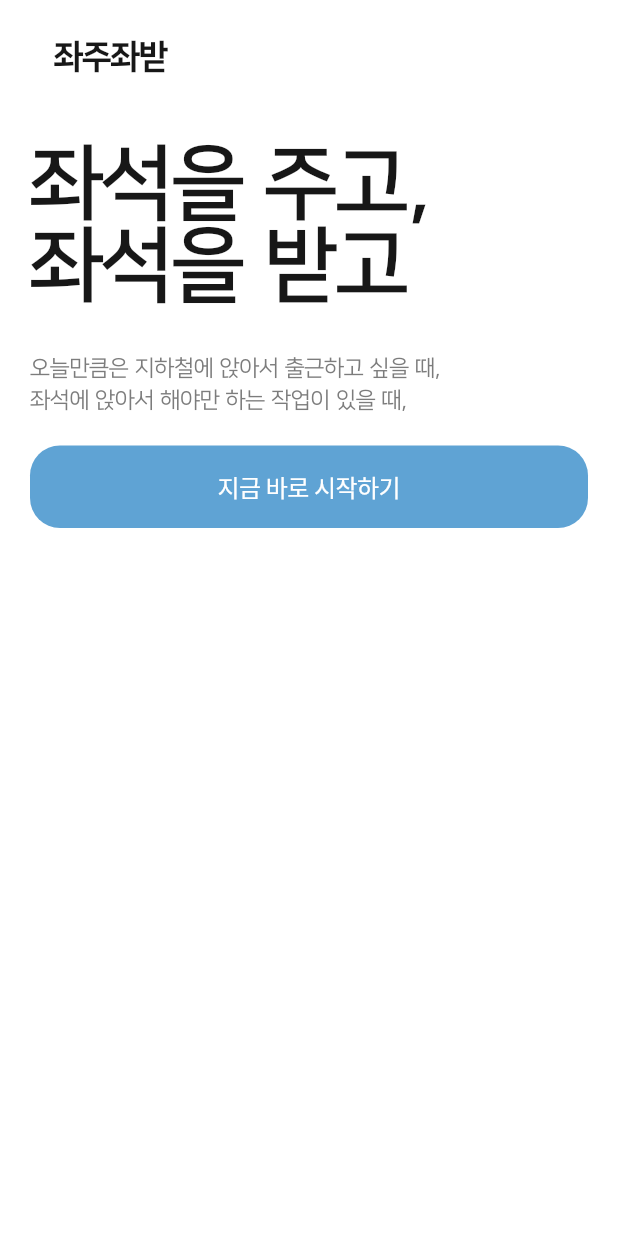
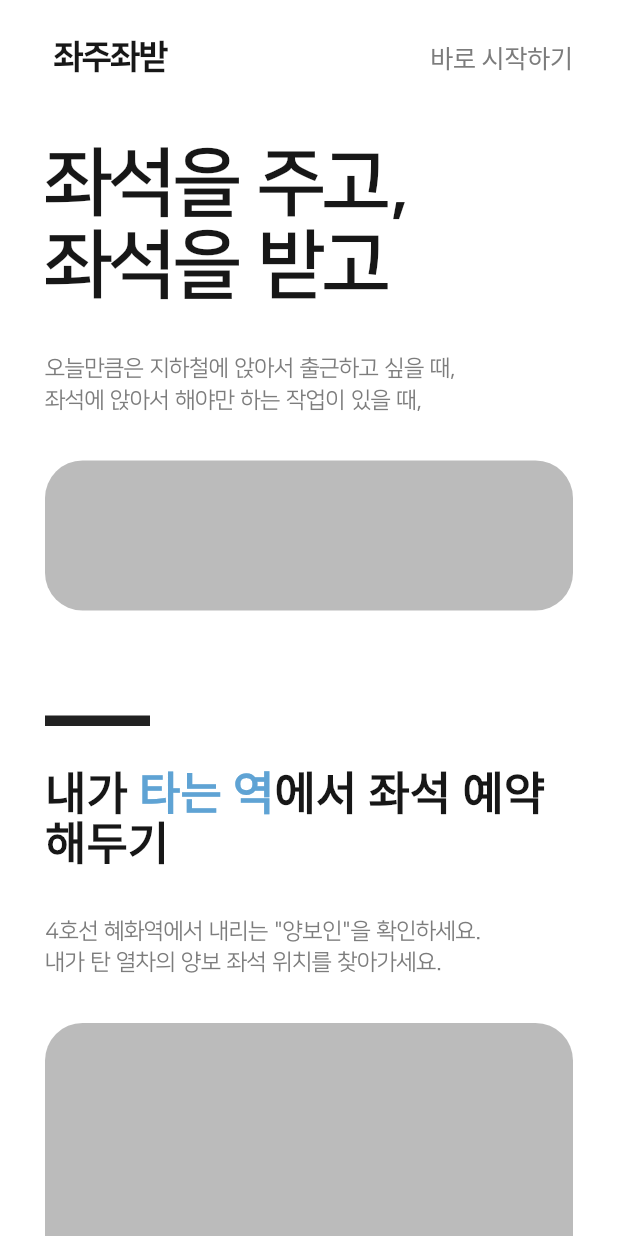
Before and after one commit to celeste0423/subway-seat, a Flutter app: the screen it shows after launch, on a phone screen of 412 x 824 dp. Run offline on Flutter 3.47's test engine with Material 3 defaults, Android fonts, the phone set to English and light mode, and no system bars; our stand-ins replace cloud_firestore, firebase_analytics, firebase_auth, firebase_core, get, google_sign_in and 1 more; missing offline and left inert: amplitude_flutter, google_sign_in_platform_interface, google_sign_in_web; accounts and stored records are empty.

Commit message:
랜딩페이지 디자인

```diff
--- a/lib/helpers/analytics.dart
+++ b/lib/helpers/analytics.dart
@@ -10,7 +10,7 @@ class Analytics {
 
   Future<void> init() async {
     googleAnalytics.setAnalyticsCollectionEnabled(true);
-    amplitudeAnalytics.init('e0ce8fd6fc83abd8be70d7fb7583bab7');
+    // amplitudeAnalytics.init('e0ce8fd6fc83abd8be70d7fb7583bab7');
   }
 
   Future<void> logEvent(
@@ -23,8 +23,8 @@ class Analytics {
       parameters: parameters,
     );
     //aa
-    await amplitudeAnalytics.logEvent(name, eventProperties: parameters);
-    print('log 전송');
+    // await amplitudeAnalytics.logEvent(name, eventProperties: parameters);
+    // print('log 전송');
   }
 
   Future<void> logAppOpen() async {
--- a/lib/landing/home/my_home_page.dart
+++ b/lib/landing/home/my_home_page.dart
@@ -1,3 +1,4 @@
+import 'package:flutter/cupertino.dart';
 import 'package:flutter/material.dart';
 import 'package:get/get.dart';
 import 'package:subway_seat/helpers/analytics.dart';
@@ -14,6 +15,29 @@ class MyHomePage extends StatefulWidget {
 }
 
 class _MyHomePageState extends State<MyHomePage> {
+  PreferredSizeWidget appBar() {
+    return AppBar(
+      backgroundColor: Colors.transparent,
+      centerTitle: false,
+      title: TitleText(text: '좌주좌받'),
+      actions: [
+        CupertinoButton(
+          padding: EdgeInsets.only(right: 30),
+          onPressed: () {
+            Analytics().logEvent('login_button', null);
+            Get.to(() => const Root());
+          },
+          child: Text(
+            '바로 시작하기',
+            style: TextStyle(
+              color: CustomColors.greyText,
+            ),
+          ),
+        ),
+      ],
+    );
+  }
+
   Widget mainContent() {
     return Container(
       width: double.infinity,
@@ -27,8 +51,8 @@ class _MyHomePageState extends State<MyHomePage> {
             style: TextStyle(
               color: CustomColors.blackText,
               fontWeight: FontWeight.bold,
-              height: 1,
-              fontSize: 55,
+              height: 1.1,
+              fontSize: 50,
             ),
           ),
           SizedBox(height: 30),
@@ -40,35 +64,171 @@ class _MyHomePageState extends State<MyHomePage> {
               fontSize: 15,
             ),
           ),
+          SizedBox(
+            height: 30,
+          ),
+          Container(
+            width: double.infinity,
+            height: 100,
+            decoration: BoxDecoration(
+              color: CustomColors.greyBackground,
+              borderRadius: BorderRadius.circular(25),
+            ),
+          ),
+        ],
+      ),
+    );
+  }
+
+  Widget subContent() {
+    return Container(
+      width: double.infinity,
+      padding: const EdgeInsets.symmetric(vertical: 20),
+      child: Column(
+        crossAxisAlignment: CrossAxisAlignment.start,
+        children: [
+          Container(
+            height: 7,
+            width: 70,
+            margin: const EdgeInsets.symmetric(vertical: 30),
+            color: CustomColors.mainBlack,
+          ),
+          RichText(
+            text: TextSpan(
+              style: TextStyle(
+                color: CustomColors.blackText,
+                fontWeight: FontWeight.bold,
+                height: 1.1,
+                fontSize: 30,
+              ),
+              children: [
+                TextSpan(
+                  text: '내가 ',
+                ),
+                TextSpan(
+                  text: '타는 역',
+                  style: TextStyle(
+                    color: CustomColors.mainBlue,
+                  ),
+                ),
+                TextSpan(
+                  text: '에서 좌석 예약해두기 ',
+                ),
+              ],
+            ),
+          ),
+          SizedBox(height: 30),
+          Text(
+            '4호선 혜화역에서 내리는 "양보인"을 확인하세요.\n내가 탄 열차의 양보 좌석 위치를 찾아가세요.',
+            textAlign: TextAlign.start,
+            style: TextStyle(
+              color: CustomColors.greyText,
+              fontSize: 15,
+            ),
+          ),
+          SizedBox(
+            height: 30,
+          ),
+          Container(
+            width: double.infinity,
+            height: 200,
+            decoration: BoxDecoration(
+              color: CustomColors.greyBackground,
+              borderRadius: BorderRadius.circular(25),
+            ),
+          ),
+        ],
+      ),
+    );
+  }
+
+  Widget secondSubContent() {
+    return Container(
+      width: double.infinity,
+      padding: const EdgeInsets.symmetric(vertical: 20),
+      child: Column(
+        crossAxisAlignment: CrossAxisAlignment.start,
+        children: [
+          Container(
+            height: 7,
+            width: 70,
+            margin: const EdgeInsets.symmetric(vertical: 30),
+            color: CustomColors.mainBlack,
+          ),
+          RichText(
+            text: TextSpan(
+              style: TextStyle(
+                color: CustomColors.blackText,
+                fontWeight: FontWeight.bold,
+                height: 1.1,
+                fontSize: 30,
+              ),
+              children: [
+                TextSpan(
+                  text: '내가 ',
+                ),
+                TextSpan(
+                  text: '내리는 역',
+                  style: TextStyle(
+                    color: CustomColors.mainBlue,
+                  ),
+                ),
+                TextSpan(
+                  text: '에서 좌석 양보하기 ',
+                ),
+              ],
+            ),
+          ),
+          SizedBox(height: 30),
+          Text(
+            '받은 양보를 돌려주세요.\n내가 내리는 열차의 양보 좌석 위치를 표시하세요.',
+            textAlign: TextAlign.start,
+            style: TextStyle(
+              color: CustomColors.greyText,
+              fontSize: 15,
+            ),
+          ),
+          SizedBox(
+            height: 30,
+          ),
+          Container(
+            width: double.infinity,
+            height: 200,
+            decoration: BoxDecoration(
+              color: CustomColors.greyBackground,
+              borderRadius: BorderRadius.circular(25),
+            ),
+          ),
         ],
       ),
     );
   }
 
   Widget startButton() {
-    return MainButton(
-      buttonText: '지금 바로 시작하기',
-      onTap: () {
-        Analytics().logEvent('login_button', null);
-        Get.to(() => const Root());
-      },
+    return Padding(
+      padding: const EdgeInsets.symmetric(vertical: 30),
+      child: MainButton(
+        buttonText: '지금 바로 시작하기',
+        onTap: () {
+          Analytics().logEvent('login_button', null);
+          Get.to(() => const Root());
+        },
+      ),
     );
   }
 
   @override
   Widget build(BuildContext context) {
     return Scaffold(
-      appBar: AppBar(
-        backgroundColor: Colors.transparent,
-        centerTitle: false,
-        title: TitleText(text: '좌주좌받'),
-      ),
+      appBar: appBar(),
       body: SingleChildScrollView(
         child: Padding(
-          padding: const EdgeInsets.symmetric(horizontal: 20),
+          padding: const EdgeInsets.symmetric(horizontal: 30),
           child: Column(
             children: [
               mainContent(),
+              subContent(),
+              secondSubContent(),
               startButton(),
             ],
           ),
--- a/lib/main.dart
+++ b/lib/main.dart
@@ -16,7 +16,7 @@ void main() async {
   );
   final plugin = GoogleSignInPlatform.instance as GoogleSignInPlugin;
   await plugin.init();
-  // //.env init
+  //.env init
   // await dotenv.load(fileName: ".env");
   //analytics
   Analytics().init();
```
Also changed, not shown: 1 other file.
